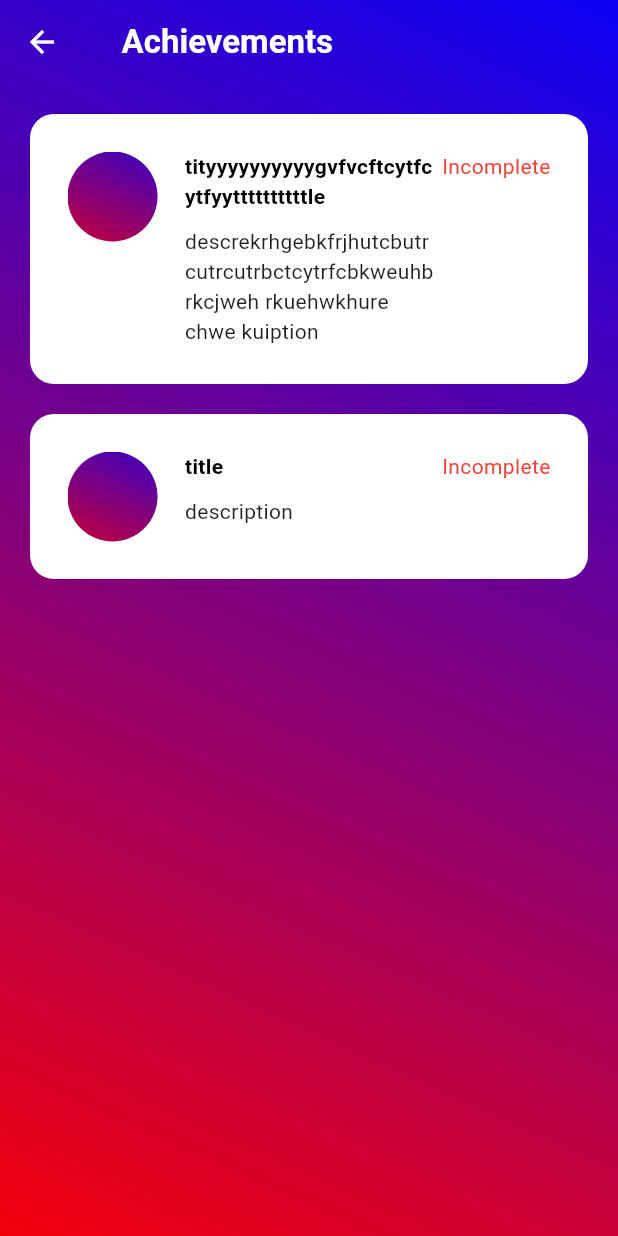
After one commit to Bonzzz3/darth_runner, a Flutter app: the Profile screen opened directly, after a tap on "My achievements", on a phone screen of 412 x 824 dp. The commit adds this screen. Run offline on Flutter 3.47's test engine with Material 3 defaults, Android fonts, the phone set to English and light mode, and no system bars; our stand-ins replace cloud_firestore, email_validator, firebase_auth, firebase_core, flutter_phoenix, get and 6 more; missing offline and left inert: flutter_3d_choice_chip, heart_bpm, pretty_gauge; accounts and stored records are empty.

Commit message:
Added achievements UI and heart rate sample

```diff
--- /dev/null
+++ b/lib/achievements/achieve_home.dart
@@ -0,0 +1,47 @@
+import 'package:darth_runner/widgets/achieve_card.dart';
+import 'package:flutter/material.dart';
+
+class AchieveHome extends StatelessWidget {
+  const AchieveHome({super.key});
+
+  @override
+  Widget build(BuildContext context) {
+    return Scaffold(
+      appBar: AppBar(
+        backgroundColor: Colors.transparent,
+        //elevation: 0,
+        title: const Text(
+          'Achievements',
+          style: TextStyle(color: Colors.white, fontWeight: FontWeight.bold),
+        ),
+        //centerTitle: false,
+        titleSpacing: 25,
+        iconTheme: const IconThemeData(color: Colors.white),
+      ),
+      extendBodyBehindAppBar: true,
+      body: Container(
+        width: double.infinity,
+        height: double.infinity,
+        decoration: const BoxDecoration(
+          image: DecorationImage(
+              image: AssetImage("assets/img/gradient.png"), fit: BoxFit.cover),
+        ),
+        child: const SafeArea(
+          child: Column(
+            children: [
+              AchieveCard(
+                  title: "tityyyyyyyyyygvfvcftcytfcytfyyttttttttttle",
+                  image: "assets/img/gradient.png",
+                  description:
+                      "descrekrhgebkfrjhutcbutrcutrcutrbctcytrfcbkweuhbrkcjweh rkuehwkhure chwe kuiption"),
+              AchieveCard(
+                  title: "title",
+                  image: "assets/img/gradient.png",
+                  description: "description"),
+            ],
+          ),
+        ),
+      ),
+    );
+  }
+}
--- a/lib/auth/signup_screen.dart
+++ b/lib/auth/signup_screen.dart
@@ -1,6 +1,5 @@
 import 'auth_service.dart';
 import 'login_screen.dart';
-import '../home_screen.dart';
 import '../widgets/button.dart';
 import '../widgets/textfield.dart';
 import 'package:flutter/material.dart';
@@ -182,11 +181,6 @@ class _SignupScreenState extends State<SignupScreen> {
         MaterialPageRoute(builder: (context) => const LoginScreen()),
       );
 
-  goToHome(BuildContext context) => Navigator.push(
-        context,
-        MaterialPageRoute(builder: (context) => const HomeScreen()),
-      );
-
   _signup() async {
     await _auth.createUserWithUsernameEmailAndPassword(
         _name.text, _email.text, _password.text);
--- a/lib/pages/profile.dart
+++ b/lib/pages/profile.dart
@@ -1,4 +1,5 @@
 import 'package:cloud_firestore/cloud_firestore.dart';
+import 'package:darth_runner/achievements/achieve_home.dart';
 import 'package:darth_runner/auth/auth_service.dart';
 import 'package:darth_runner/widgets/button.dart';
 import 'package:darth_runner/widgets/text_box.dart';
@@ -184,9 +185,40 @@ class _ProfileState extends State<Profile> {
                             sectionName: 'bio',
                             onPressed: () => editField("bio"),
                           ),
+
                           const SizedBox(
-                            height: 200,
+                            height: 30,
                           ),
+
+                          // achievements
+                          Center(
+                            child: SizedBox(
+                              width: 300,
+                              height: 50,
+                              child: ElevatedButton(
+                                child: const Text(
+                                  "My achievements",
+                                  style: TextStyle(
+                                    fontSize: 24,
+                                    fontWeight: FontWeight.bold,
+                                    color: Colors.black,
+                                  ),
+                                ),
+                                onPressed: () async {
+                                  Navigator.push(
+                                      context,
+                                      MaterialPageRoute(
+                                          builder: (context) =>
+                                              const AchieveHome()));
+                                },
+                              ),
+                            ),
+                          ),
+
+                          const SizedBox(
+                            height: 100,
+                          ),
+
                           // Signout button
                           Center(
                             child: CustomButton(
--- /dev/null
+++ b/lib/widgets/achieve_card.dart
@@ -0,0 +1,90 @@
+import 'package:flutter/material.dart';
+
+class AchieveCard extends StatefulWidget {
+  final String title;
+  final String image;
+  final String description;
+  const AchieveCard({
+    super.key,
+    required this.title,
+    required this.image,
+    required this.description,
+  });
+
+  @override
+  State<AchieveCard> createState() => _AchieveCardState();
+}
+
+class _AchieveCardState extends State<AchieveCard> {
+  bool _isCompleted = false;
+
+  @override
+  Widget build(BuildContext context) {
+    return Container(
+      decoration: BoxDecoration(
+        color: Colors.white,
+        borderRadius: BorderRadius.circular(16),
+        //border: Border.all(color: Colors.black, width: 5),
+      ),
+      margin: const EdgeInsets.only(top: 20, left: 20, right: 20),
+      padding: const EdgeInsets.all(25),
+      child: Row(
+        mainAxisAlignment: MainAxisAlignment.spaceBetween,
+        crossAxisAlignment: CrossAxisAlignment.start,
+        children: [
+          // image
+          CircleAvatar(
+            minRadius: 30,
+            maxRadius: 30,
+            foregroundImage: AssetImage(widget.image),
+          ),
+
+          const SizedBox(
+            width: 15,
+          ),
+
+          // title and description
+          SizedBox(
+            //height: 50,
+            width: 170,
+            child: Column(
+              mainAxisAlignment: MainAxisAlignment.start,
+              crossAxisAlignment: CrossAxisAlignment.start,
+              children: [
+                Text(
+                  widget.title,
+                  style: const TextStyle(
+                    color: Colors.black,
+                    fontWeight: FontWeight.bold,
+                  ),
+                ),
+                const SizedBox(
+                  height: 10,
+                ),
+                Text(
+                  widget.description,
+                  style: const TextStyle(color: Colors.black87),
+                ),
+              ],
+            ),
+          ),
+
+          // status
+          _isCompleted
+              ? const Text(
+                  "Completed",
+                  style: const TextStyle(
+                    color: Colors.green,
+                  ),
+                )
+              : const Text(
+                  "Incomplete",
+                  style: TextStyle(
+                    color: Colors.red,
+                  ),
+                ),
+        ],
+      ),
+    );
+  }
+}
--- a/lib/widgets/community_card.dart
+++ b/lib/widgets/community_card.dart
@@ -117,7 +117,8 @@ class _CommunityCardState extends State<CommunityCard> {
               crossAxisAlignment: CrossAxisAlignment.start,
               children: [
                 // title, user and time
-                Column(
+                Flexible(
+                  child: Column(
                     crossAxisAlignment: CrossAxisAlignment.start,
                     children: [
                       Text(
@@ -131,6 +132,7 @@ class _CommunityCardState extends State<CommunityCard> {
                         height: 5,
                       ),
                     ],
+                  ),
                 ),
 
                 // delete button
--- a/lib/widgets/wall_post.dart
+++ b/lib/widgets/wall_post.dart
@@ -193,7 +193,8 @@ class _WallPostState extends State<WallPost> {
             crossAxisAlignment: CrossAxisAlignment.start,
             children: [
               // main post message and user and time
-              Column(
+              Flexible(
+                child: Column(
                   crossAxisAlignment: CrossAxisAlignment.start,
                   children: [
                     Text(
@@ -204,6 +205,7 @@ class _WallPostState extends State<WallPost> {
                       height: 5,
                     ),
                   ],
+                ),
               ),
 
               // delete button
--- a/pubspec.yaml
+++ b/pubspec.yaml
@@ -61,6 +61,7 @@ dependencies:
   mock_exceptions: ^0.8.2
   test: ^1.25.2
   email_validator: ^2.1.17
+  heart_bpm: ^2.0.0+0
 
 
 dev_dependencies:
```
Also changed, not shown: lib/heartrate/heartrate_home.dart (added, +149 -0 lines), lib/home_screen.dart (deleted, +0 -35 lines), lib/pages/home.dart (+36 -2 lines), lib/widgets/comment.dart (+5 -3 lines), pubspec.lock. Lines whose indentation alone changed are shown as unchanged.
